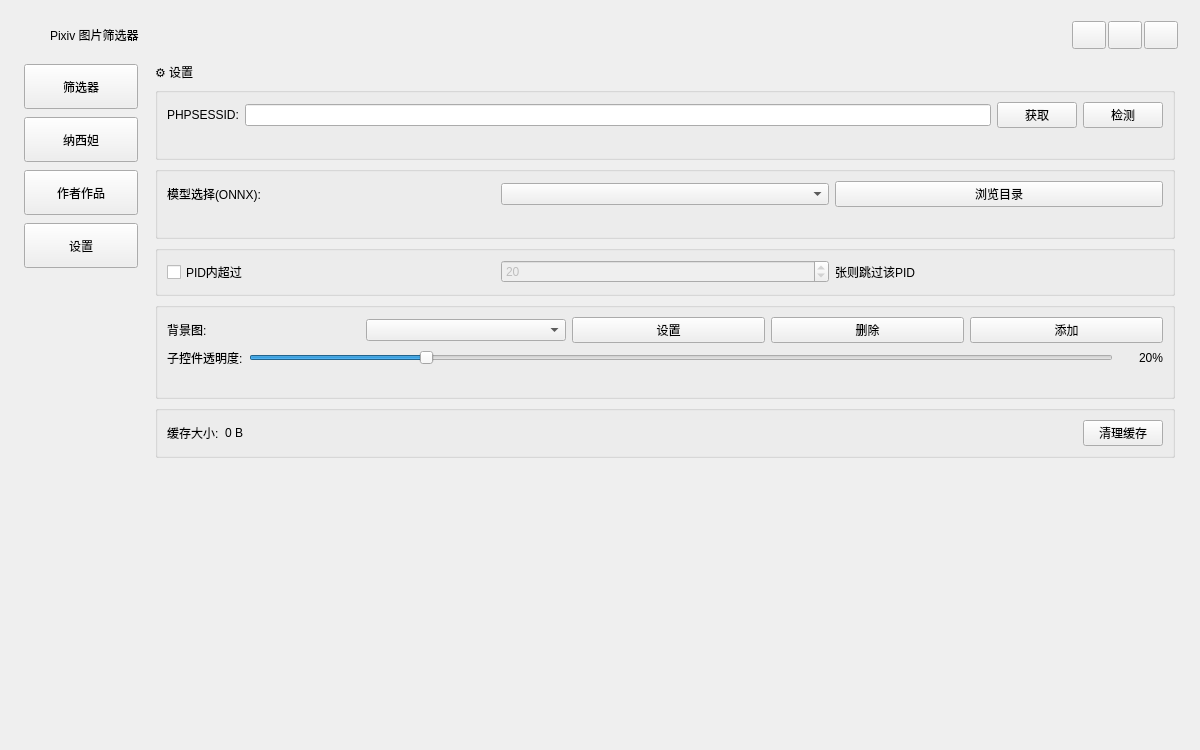
First picture: the form in main_window.ui, repository cshuihui/pixivimagedownload, before the edit.
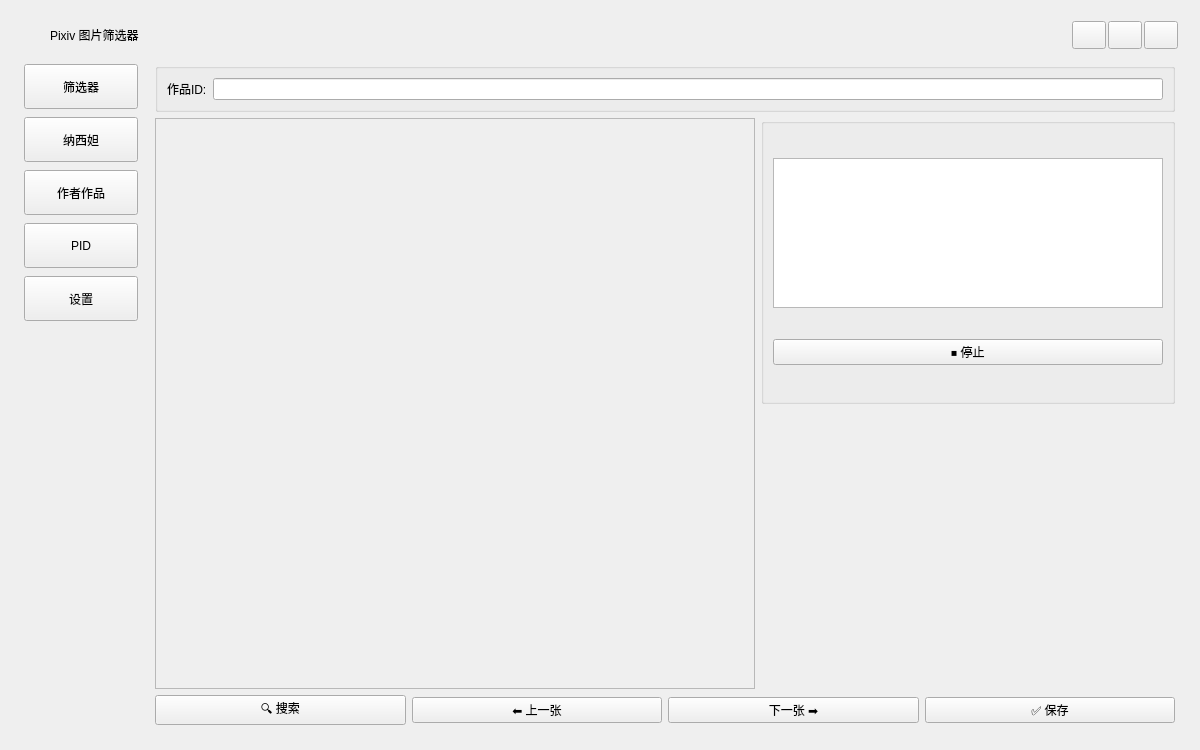
Second picture: the form after the edit. The open tabs and pages were chosen to show the change.

Patch:
```diff
--- a/main_window.ui
+++ b/main_window.ui
@@ -312,6 +312,25 @@
                 </size>
                </property>
                <property name="text">
+                <string>PID</string>
+               </property>
+              </widget>
+             </item>
+             <item>
+              <widget class="QPushButton" name="tab_btn5">
+               <property name="minimumSize">
+                <size>
+                 <width>0</width>
+                 <height>45</height>
+                </size>
+               </property>
+               <property name="maximumSize">
+                <size>
+                 <width>16777215</width>
+                 <height>45</height>
+                </size>
+               </property>
+               <property name="text">
                 <string>设置</string>
                </property>
               </widget>
@@ -1109,6 +1128,176 @@
             <widget class="QWidget" name="tab4">
              <layout class="QVBoxLayout" name="tab4_layout">
               <item>
+               <widget class="QGroupBox" name="search_group4">
+                <property name="title">
+                 <string />
+                </property>
+                <layout class="QGridLayout" name="search_layout4">
+                 <item row="0" column="0">
+                  <widget class="QLabel" name="label_pid">
+                   <property name="text">
+                    <string>作品ID:</string>
+                   </property>
+                  </widget>
+                 </item>
+                 <item row="0" column="1">
+                  <widget class="QLineEdit" name="pid_input" />
+                 </item>
+                </layout>
+               </widget>
+              </item>
+              <item>
+               <layout class="QHBoxLayout" name="content_layout4">
+                <item>
+                 <layout class="QVBoxLayout" name="left_layout4">
+                  <item>
+                   <widget class="QWidget" name="image_container4" native="true">
+                    <property name="minimumSize">
+                     <size>
+                      <width>600</width>
+                      <height>500</height>
+                     </size>
+                    </property>
+                    <layout class="QGridLayout" name="container_layout4">
+                     <property name="leftMargin">
+                      <number>0</number>
+                     </property>
+                     <property name="topMargin">
+                      <number>0</number>
+                     </property>
+                     <property name="rightMargin">
+                      <number>0</number>
+                     </property>
+                     <property name="bottomMargin">
+                      <number>0</number>
+                     </property>
+                     <item row="0" column="0">
+                      <widget class="QScrollArea" name="scroll_area4">
+                       <property name="widgetResizable">
+                        <bool>false</bool>
+                       </property>
+                       <property name="alignment">
+                        <set>Qt::AlignCenter</set>
+                       </property>
+                       <property name="horizontalScrollBarPolicy">
+                        <enum>Qt::ScrollBarAlwaysOff</enum>
+                       </property>
+                       <property name="verticalScrollBarPolicy">
+                        <enum>Qt::ScrollBarAlwaysOff</enum>
+                       </property>
+                       <widget class="QLabel" name="image_label4">
+                        <property name="text">
+                         <string />
+                        </property>
+                        <property name="alignment">
+                         <set>Qt::AlignCenter</set>
+                        </property>
+                       </widget>
+                      </widget>
+                     </item>
+                     <item row="0" column="0" alignment="Qt::AlignRight|Qt::AlignTop">
+                      <widget class="QLabel" name="filename_label4">
+                       <property name="text">
+                        <string />
+                       </property>
+                       <property name="alignment">
+                        <set>Qt::AlignRight|Qt::AlignVCenter</set>
+                       </property>
+                      </widget>
+                     </item>
+                    </layout>
+                   </widget>
+                  </item>
+                 </layout>
+                </item>
+                <item>
+                 <layout class="QVBoxLayout" name="right_layout4">
+                  <item>
+                   <widget class="QGroupBox" name="info_group4">
+                    <property name="title">
+                     <string />
+                    </property>
+                    <layout class="QVBoxLayout" name="info_layout4">
+                     <item>
+                      <widget class="QTextEdit" name="info_box4">
+                       <property name="maximumSize">
+                        <size>
+                         <width>16777215</width>
+                         <height>150</height>
+                        </size>
+                       </property>
+                       <property name="readOnly">
+                        <bool>true</bool>
+                       </property>
+                      </widget>
+                     </item>
+                     <item>
+                      <widget class="QPushButton" name="stop_btn4">
+                       <property name="text">
+                        <string>⏹ 停止</string>
+                       </property>
+                       <property name="visible">
+                        <bool>false</bool>
+                       </property>
+                      </widget>
+                     </item>
+                    </layout>
+                   </widget>
+                  </item>
+                  <item>
+                   <spacer name="right_spacer4">
+                    <property name="orientation">
+                     <enum>Qt::Vertical</enum>
+                    </property>
+                    <property name="sizeHint" stdset="0">
+                     <size>
+                      <width>20</width>
+                      <height>40</height>
+                     </size>
+                    </property>
+                   </spacer>
+                  </item>
+                 </layout>
+                </item>
+               </layout>
+              </item>
+              <item>
+               <layout class="QHBoxLayout" name="button_layout4">
+                <item>
+                 <widget class="QPushButton" name="search_btn4">
+                  <property name="text">
+                   <string>🔍 搜索</string>
+                  </property>
+                 </widget>
+                </item>
+                <item>
+                 <widget class="QPushButton" name="prev_btn4">
+                  <property name="text">
+                   <string>⬅ 上一张</string>
+                  </property>
+                 </widget>
+                </item>
+                <item>
+                 <widget class="QPushButton" name="next_btn4">
+                  <property name="text">
+                   <string>下一张 ➡</string>
+                  </property>
+                 </widget>
+                </item>
+                <item>
+                 <widget class="QPushButton" name="save_btn4">
+                  <property name="text">
+                   <string>✅ 保存</string>
+                  </property>
+                 </widget>
+                </item>
+               </layout>
+              </item>
+             </layout>
+            </widget>
+            <widget class="QWidget" name="tab5">
+             <layout class="QVBoxLayout" name="tab5_layout">
+              <item>
                <widget class="QLabel" name="settings_title">
                 <property name="text">
                  <string>⚙ 设置</string>
@@ -1384,7 +1573,7 @@
                </widget>
               </item>
               <item>
-               <spacer name="tab4_spacer">
+               <spacer name="tab5_spacer">
                 <property name="orientation">
                  <enum>Qt::Vertical</enum>
                 </property>
```
